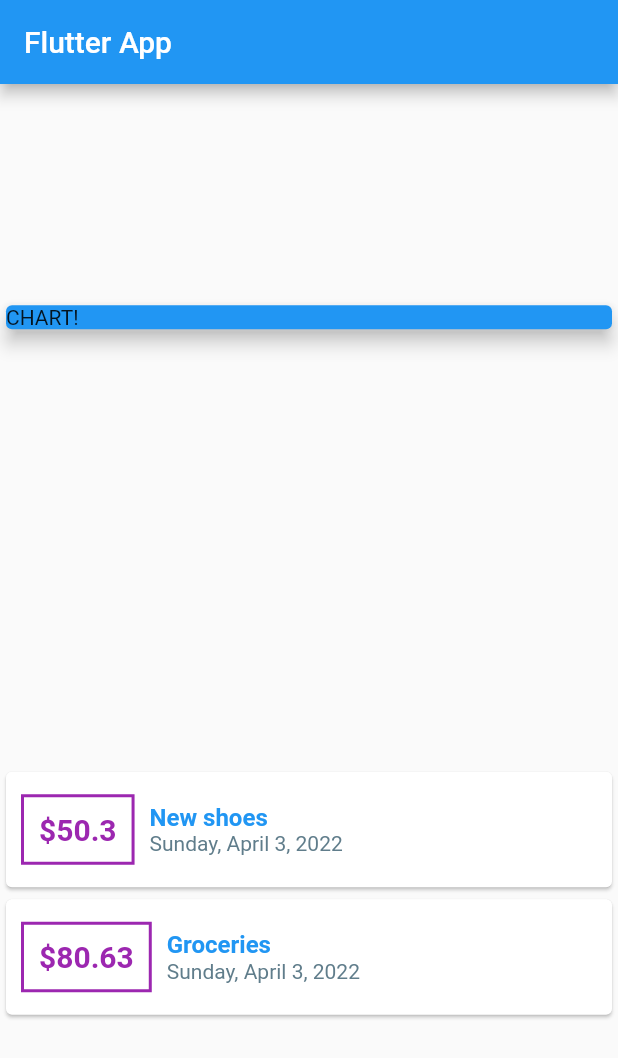
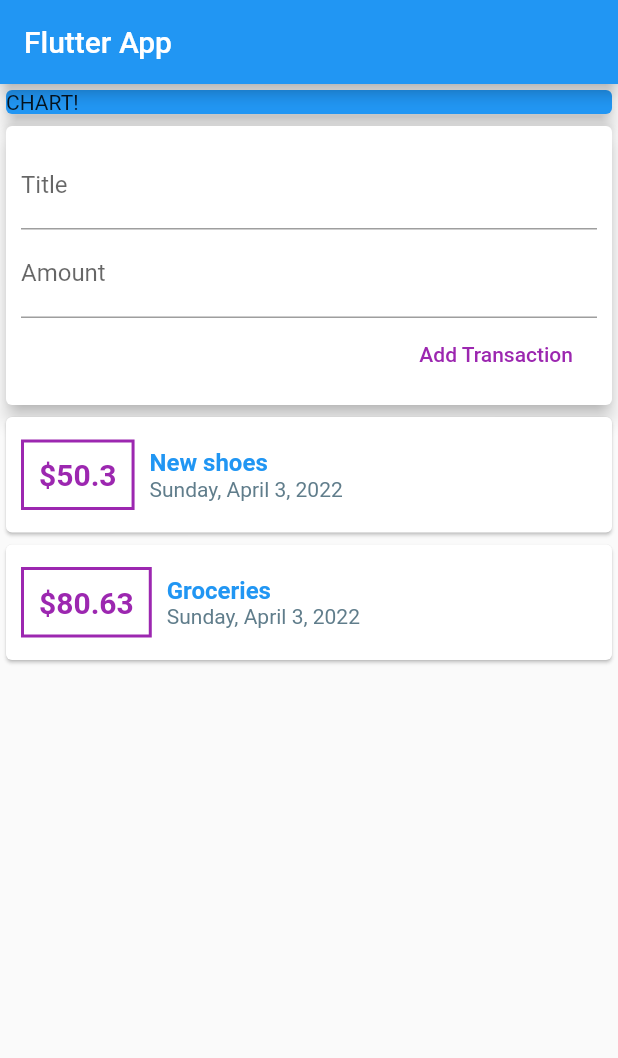
Before and after one commit to decemberkms/expenseApp, a Flutter app: the screen it shows after launch, on a phone screen of 412 x 824 dp. Shown: the top 1058 px of the screen. Run offline on Flutter 3.47's test engine with Material 2 defaults, Android fonts, the phone set to English and light mode, and no system bars.

Commit message:
Add button and controller

```diff
--- a/my_expense/lib/main.dart
+++ b/my_expense/lib/main.dart
@@ -22,6 +22,12 @@ class MyHomePage extends StatelessWidget {
         id: 't2', title: 'Groceries', amount: 80.63, date: DateTime.now()),
   ];
 
+  // String titleInput;
+  // String amountInput;
+
+  final titleController = TextEditingController();
+  final amountController = TextEditingController();
+
   @override
   Widget build(BuildContext context) {
     return Scaffold(
@@ -29,7 +35,7 @@ class MyHomePage extends StatelessWidget {
         title: Text('Flutter App'),
       ),
       body: Column(
-        mainAxisAlignment: MainAxisAlignment.spaceAround,
+        mainAxisAlignment: MainAxisAlignment.start,
         crossAxisAlignment: CrossAxisAlignment.center,
         children: <Widget>[
           Container(
@@ -39,6 +45,39 @@ class MyHomePage extends StatelessWidget {
               child: Container(child: Text('CHART!')),
               elevation: 5,
             ),
+          ),
+          Card(
+            child: Container(
+              child: Column(
+                children: [
+                  TextField(
+                    decoration: InputDecoration(labelText: 'Title'),
+                    controller: titleController,
+                    // onChanged: (String val) {
+                    //   titleInput = val;
+                    // },
+                  ),
+                  TextField(
+                    decoration: InputDecoration(labelText: 'Amount'),
+                    controller: amountController,
+                    // onChanged: (String val) {
+                    //   amountInput = val;
+                    // },
+                  ),
+                  FlatButton(
+                    onPressed: () {
+                      print("Title: ${titleController.text}");
+                      print("Amount: ${amountController.text}");
+                    },
+                    child: Text('Add Transaction'),
+                    textColor: Colors.purple,
+                  )
+                ],
+                crossAxisAlignment: CrossAxisAlignment.end,
+              ),
+              padding: EdgeInsets.all(10),
+            ),
+            elevation: 5,
           ),
           Column(
             children: transactions.map((tx) {
```
